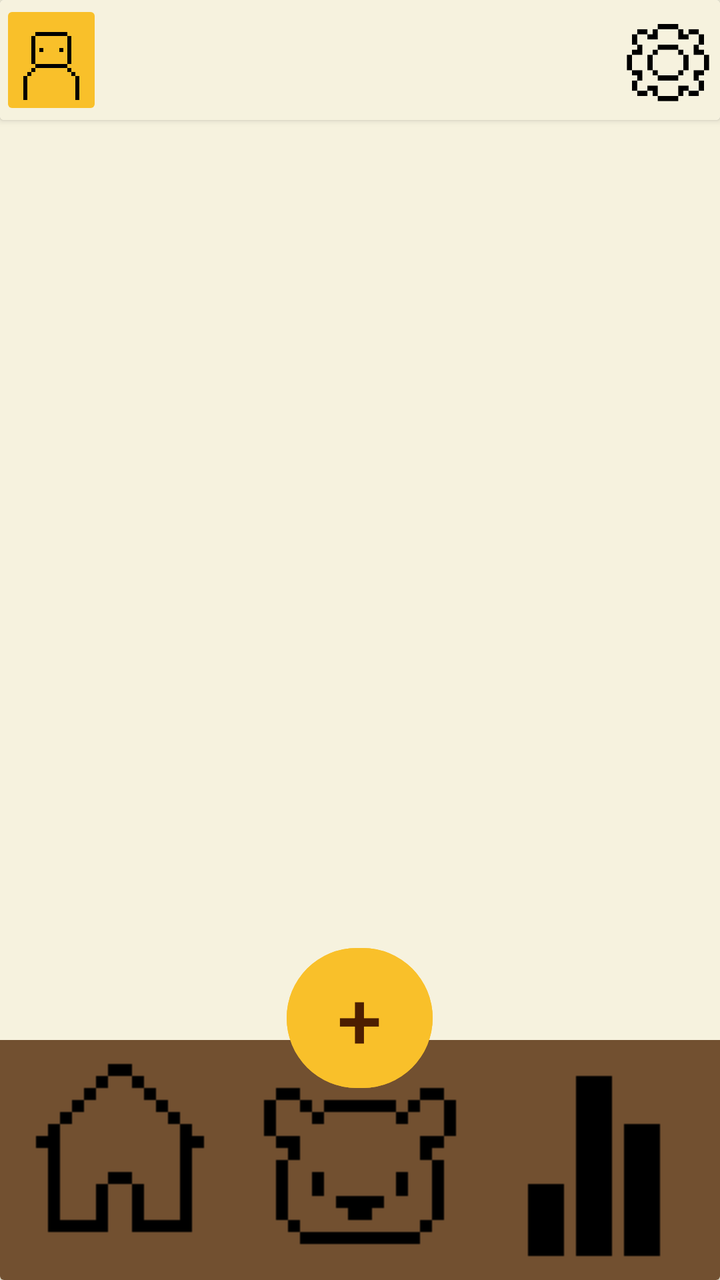
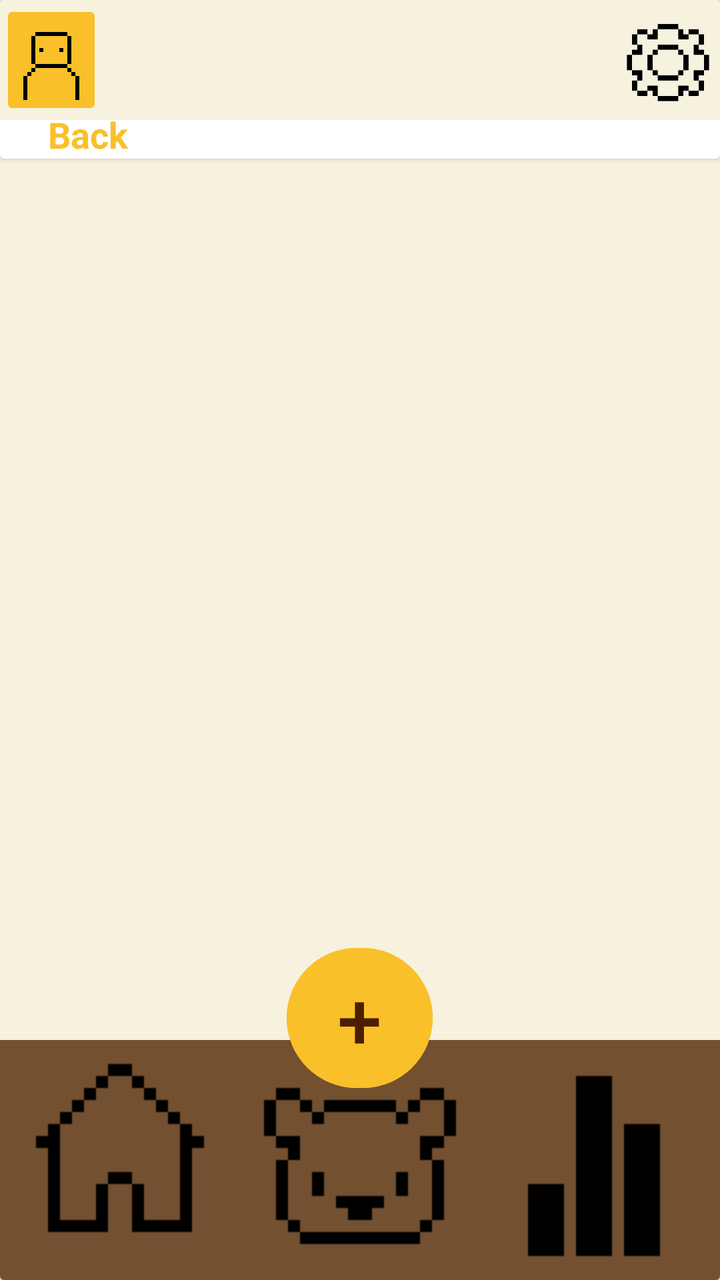

The first picture is an Android layout as it rendered before a commit; the second is the same layout after the commit. The layout source and the unified diff follow.
<!-- AndroidManifest.xml: application theme Theme.BeeBudgetingLimited -->
<!-- res/layout/activity_view_all_home_screen.xml -->
<?xml version="1.0" encoding="utf-8"?>
<androidx.drawerlayout.widget.DrawerLayout xmlns:android="http://schemas.android.com/apk/res/android"
    xmlns:app="http://schemas.android.com/apk/res-auto"
    xmlns:tools="http://schemas.android.com/tools"
    android:id="@+id/main"
    android:layout_width="match_parent"
    android:layout_height="match_parent"
    android:rotation="0"
    android:rotationX="0"
    android:rotationY="0"
    tools:context=".HomeScreen"
    android:background="@color/Cream">

    <androidx.cardview.widget.CardView
        android:layout_width="match_parent"
        android:layout_height="wrap_content"
        app:cardBackgroundColor="@color/Cream">
        <LinearLayout
            android:layout_width="match_parent"
            android:layout_height="match_parent"
            android:orientation="vertical"
            android:background="@color/Cream">

            
            <androidx.cardview.widget.CardView
                android:layout_width="match_parent"
                android:layout_height="wrap_content" >

                <LinearLayout
                    android:id="@+id/topBar"
                    android:layout_width="match_parent"
                    android:layout_height="60dp"
                    android:orientation="horizontal"
                    android:background="@color/Cream">

                    <ImageButton
                        android:id="@+id/ProfileBtn"
                        android:layout_width="0dp"
                        android:layout_height="wrap_content"
                        android:layout_weight="0.2"
                        android:backgroundTint="@color/Bright_yellow"
                        android:scaleType="centerCrop"
                        app:srcCompat="@drawable/profileicon" />

                    <ImageView
                        android:id="@+id/imageView3"
                        android:layout_width="0dp"
                        android:layout_height="wrap_content"
                        android:layout_weight="1"
                        android:alpha="0"
                        app:srcCompat="@drawable/house" />

                    <ImageButton
                        android:id="@+id/Settingsbtn"
                        android:layout_width="0dp"
                        android:layout_height="match_parent"
                        android:layout_weight="0.2"
                        android:background="@android:color/transparent"
                        android:scaleType="fitCenter"
                        app:srcCompat="@drawable/cogicon" />

                </LinearLayout>
            </androidx.cardview.widget.CardView>

            

            <ScrollView
                android:layout_width="match_parent"
                android:layout_height="match_parent">

                <LinearLayout
                    android:layout_width="match_parent"
                    android:layout_height="wrap_content"
                    android:orientation="vertical" />
            </ScrollView>

        </LinearLayout>

        <LinearLayout
            android:layout_width="match_parent"
            android:layout_height="519dp"
            android:orientation="vertical">

        </LinearLayout>

        <RelativeLayout
            android:id="@+id/bottomBar"
            android:layout_width="match_parent"
            android:layout_height="170dp"
            android:layout_gravity="bottom">

            <LinearLayout
                android:layout_width="match_parent"
                android:layout_height="match_parent"
                android:gravity="bottom"
                android:orientation="horizontal">

                <ImageButton
                    android:id="@+id/Homebtn"
                    android:layout_width="wrap_content"
                    android:layout_height="wrap_content"
                    android:layout_weight="1"
                    android:background="#725030"
                    app:srcCompat="@drawable/houseicon" />

                <ImageButton
                    android:id="@+id/Barrybtn"
                    android:layout_width="wrap_content"
                    android:layout_height="wrap_content"
                    android:layout_weight="1"
                    android:background="#725030"
                    app:srcCompat="@drawable/bearicon" />

                <ImageButton
                    android:id="@+id/Analyticsbtn"
                    android:layout_width="wrap_content"
                    android:layout_height="wrap_content"
                    android:layout_weight="1"
                    android:background="#725030"
                    app:srcCompat="@drawable/analyticsicon" />

            </LinearLayout>

            <Button
                android:id="@+id/Addbtn"
                android:layout_width="73dp"
                android:layout_height="78dp"
                android:layout_centerHorizontal="true"
                android:layout_marginTop="0dp"

                android:backgroundTint="@color/Bright_yellow"
                android:text="+"
                android:textColor="@color/Dark_brown"
                android:textColorLink="#f2c560"
                android:textSize="40dp" />

        </RelativeLayout>

    </androidx.cardview.widget.CardView>
</androidx.drawerlayout.widget.DrawerLayout>
<!-- resources referenced by this layout -->
<resources>
  <color name="Bright_yellow">#f9c02a</color>
  <color name="Cream">#f6f2de</color>
  <color name="Dark_brown">#4c1e01</color>
  <!-- drawable analyticsicon: png bitmap (drawable, 346 bytes) -->
  <!-- drawable bearicon: png bitmap (drawable, 423 bytes) -->
  <!-- drawable cogicon: png bitmap (drawable, 702 bytes) -->
  <!-- drawable house: png bitmap (drawable, 413934 bytes) -->
  <!-- drawable houseicon: png bitmap (drawable, 405 bytes) -->
  <!-- drawable profileicon: png bitmap (drawable, 471 bytes) -->
  <style name="Theme.BeeBudgetingLimited" parent="Base.Theme.BeeBudgetingLimited" />
  <style name="Base.Theme.BeeBudgetingLimited" parent="Theme.Material3.DayNight.NoActionBar">
          
          
      </style>
</resources>

<!-- the commit's change to res/layout/activity_view_all_home_screen.xml (unified diff, before → after) -->
@@ -60,19 +60,35 @@
                         app:srcCompat="@drawable/cogicon" />
 
                 </LinearLayout>
+
+                <TextView
+                    android:id="@+id/tvBack"
+                    android:layout_width="50dp"
+                    android:layout_height="wrap_content"
+                    android:text="Back"
+                    android:textColor="@color/Bright_yellow"
+                    android:textSize="18sp"
+                    android:textStyle="bold"
+                    android:clickable="true"
+                    android:focusable="true"
+                    android:background="?attr/selectableItemBackground"
+                    android:layout_marginStart="24dp"
+                    android:layout_marginTop="55dp" />
             </androidx.cardview.widget.CardView>
 
             
 
-            <ScrollView
+            
+            <androidx.recyclerview.widget.RecyclerView
+                android:id="@+id/rvAllTransactions"
                 android:layout_width="match_parent"
-                android:layout_height="match_parent">
-
-                <LinearLayout
-                    android:layout_width="match_parent"
-                    android:layout_height="wrap_content"
-                    android:orientation="vertical" />
-            </ScrollView>
+                android:layout_height="0dp"
+                android:layout_weight="1"
+                android:layout_marginHorizontal="16dp"
+                android:layout_marginTop="10dp"
+                android:layout_marginBottom="170dp"
+                android:clipToPadding="false"
+                tools:listitem="@layout/item_transaction" />
 
         </LinearLayout>
 
@@ -138,3 +154,56 @@
 
     </androidx.cardview.widget.CardView>
 </androidx.drawerlayout.widget.DrawerLayout>
+<!-- res/layout/item_transaction.xml (included above) -->
+<?xml version="1.0" encoding="utf-8"?>
+<androidx.cardview.widget.CardView xmlns:android="http://schemas.android.com/apk/res/android"
+    xmlns:app="http://schemas.android.com/apk/res-auto"
+    android:layout_width="match_parent"
+    android:layout_height="wrap_content"
+    android:layout_marginVertical="4dp"
+    android:layout_marginHorizontal="5dp"
+    app:cardBackgroundColor="@color/Gray_brown"
+    app:cardCornerRadius="16dp"
+    app:cardElevation="0dp">
+
+    <RelativeLayout
+        android:layout_width="match_parent"
+        android:layout_height="wrap_content"
+        android:padding="16dp">
+
+        
+        <TextView
+            android:id="@+id/tvCategoryTitle"
+            android:layout_width="wrap_content"
+            android:layout_height="wrap_content"
+            android:text="Dining out"
+            android:textColor="@android:color/white"
+            android:textSize="16sp"
+            android:textStyle="bold" />
+
+        
+        <TextView
+            android:id="@+id/tvTransactionNote"
+            android:layout_width="wrap_content"
+            android:layout_height="wrap_content"
+            android:layout_below="@id/tvCategoryTitle"
+            android:layout_marginTop="2dp"
+            android:text="Note: Gift for mom"
+            android:textColor="#C5B395"
+            android:textSize="12sp"
+            android:visibility="gone" />
+
+        
+        <TextView
+            android:id="@+id/tvTransactionAmount"
+            android:layout_width="wrap_content"
+            android:layout_height="wrap_content"
+            android:layout_alignParentEnd="true"
+            android:layout_centerVertical="true"
+            android:text="-R250"
+            android:textColor="@color/Bright_yellow"
+            android:textSize="18sp"
+            android:textStyle="bold" />
+
+    </RelativeLayout>
+</androidx.cardview.widget.CardView>
<!-- resource entries referenced after the edit -->
@@ -3,6 +3,7 @@
   <color name="Bright_yellow">#f9c02a</color>
   <color name="Cream">#f6f2de</color>
   <color name="Dark_brown">#4c1e01</color>
+  <color name="Gray_brown">#725030</color>
   <!-- drawable analyticsicon: png bitmap (drawable, 346 bytes) -->
   <!-- drawable bearicon: png bitmap (drawable, 423 bytes) -->
   <!-- drawable cogicon: png bitmap (drawable, 702 bytes) -->
